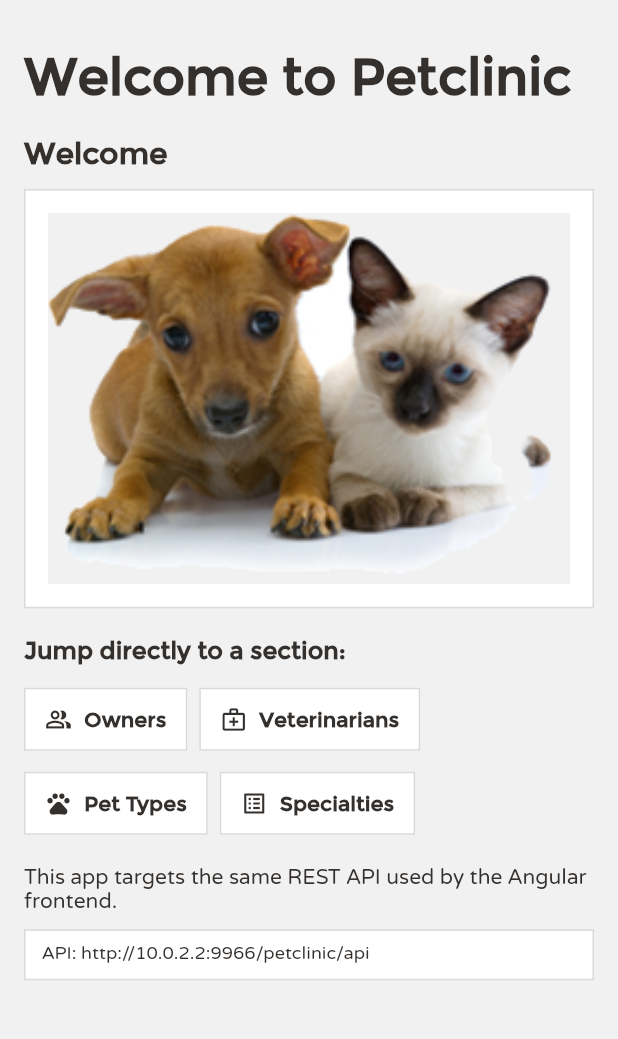
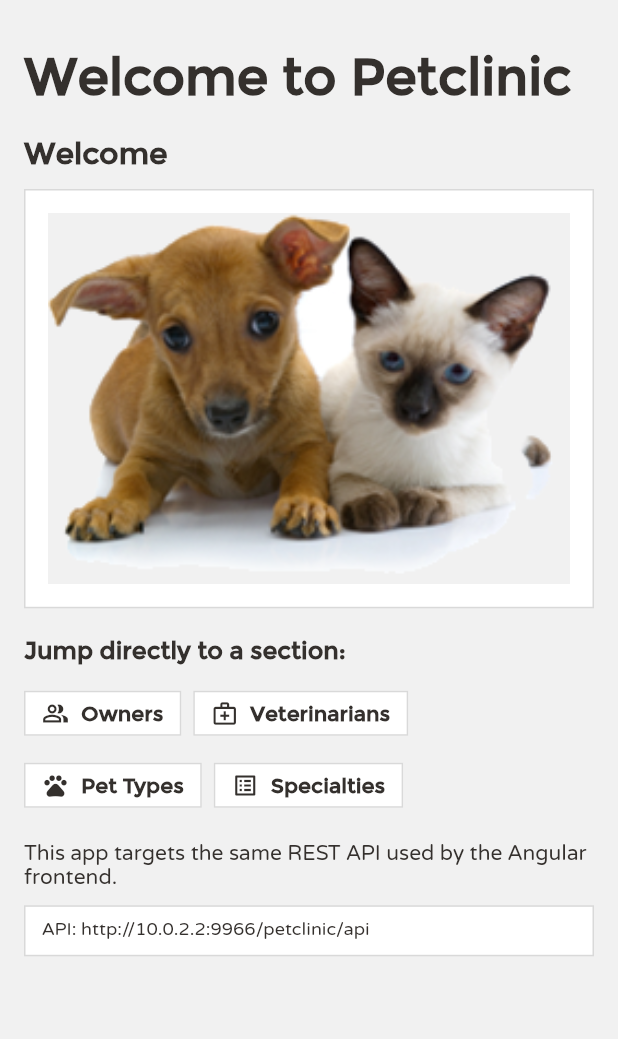
Before and after one commit to krish-techx/spring-petclinic-community-flutter, a Flutter app: the screen it shows after launch, on a phone screen of 412 x 824 dp, the part 105-1144 px from its top. Run offline on Flutter 3.47's test engine with Material 3 defaults, Android fonts, the phone set to English and light mode, and no system bars.

Commit message:
chore: polish classic petclinic styling

```diff
--- a/lib/shared/theme/classic_theme.dart
+++ b/lib/shared/theme/classic_theme.dart
@@ -118,7 +118,9 @@ class ClassicPalette {
           backgroundColor: surface,
           side: const BorderSide(color: border),
           shape: const RoundedRectangleBorder(borderRadius: BorderRadius.zero),
-          padding: const EdgeInsets.symmetric(horizontal: 14, vertical: 12),
+          padding: const EdgeInsets.symmetric(horizontal: 12, vertical: 10),
+          visualDensity: VisualDensity.compact,
+          minimumSize: const Size(0, 38),
           textStyle: textTheme.labelLarge,
         ),
       ),
@@ -128,7 +130,9 @@ class ClassicPalette {
           foregroundColor: Colors.white,
           side: const BorderSide(color: accent, width: 1.5),
           shape: const RoundedRectangleBorder(borderRadius: BorderRadius.zero),
-          padding: const EdgeInsets.symmetric(horizontal: 16, vertical: 12),
+          padding: const EdgeInsets.symmetric(horizontal: 14, vertical: 10),
+          visualDensity: VisualDensity.compact,
+          minimumSize: const Size(0, 38),
           textStyle: textTheme.labelLarge,
         ),
       ),
@@ -144,6 +148,11 @@ class ClassicPalette {
         headingRowColor: const WidgetStatePropertyAll(tableHeader),
         headingTextStyle: textTheme.titleSmall?.copyWith(color: Colors.white),
         dataTextStyle: textTheme.bodyMedium,
+        headingRowHeight: 44,
+        dataRowMinHeight: 44,
+        dataRowMaxHeight: 56,
+        horizontalMargin: 10,
+        columnSpacing: 20,
         dividerThickness: 1,
       ),
     );
--- a/lib/shared/widgets/classic_scaffold.dart
+++ b/lib/shared/widgets/classic_scaffold.dart
@@ -138,9 +138,7 @@ class _WideTopBar extends StatelessWidget {
                 Padding(
                   padding: const EdgeInsets.only(right: 8),
                   child: TextButton.icon(
-                    onPressed: item.section == section
-                        ? null
-                        : () => _navigateTo(context, item.route),
+                    onPressed: () => _navigateTo(context, item.route),
                     icon: Icon(
                       item.icon,
                       size: 16,
```
